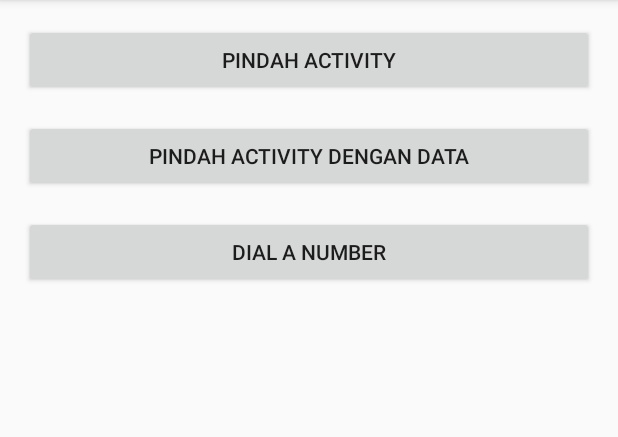
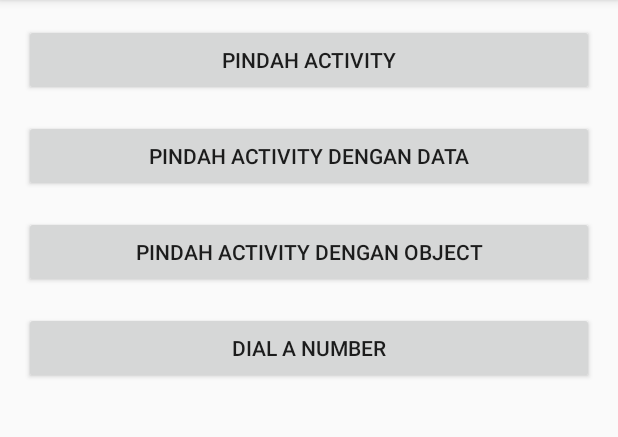
Before and after one commit to badikirwan/MyIntentApp, an Android app: the screen it shows after launch (MainActivity), on a phone screen of 412 x 824 dp, the part 84-521 px from its top. Run offline under Robolectric (Android 15) with nearby library versions, the phone set to English and light mode, and no system bars.

Commit message:
Initial commit

```diff
--- a/app/src/main/AndroidManifest.xml
+++ b/app/src/main/AndroidManifest.xml
@@ -17,7 +17,8 @@
             </intent-filter>
         </activity>
         <activity android:name=".MoveActivity" />
-        <activity android:name=".MoveWithDataActivity"></activity>
+        <activity android:name=".MoveWithDataActivity" />
+        <activity android:name=".MoveWithObjectActivity"></activity>
     </application>
 
 </manifest>
--- a/app/src/main/res/layout/activity_main.xml
+++ b/app/src/main/res/layout/activity_main.xml
@@ -25,6 +25,13 @@
         android:layout_marginBottom="@dimen/activity_vertical_margin"/>
 
     <Button
+        android:id="@+id/btn_move_activity_object"
+        android:layout_width="match_parent"
+        android:layout_height="wrap_content"
+        android:text="@string/pindah_activity_dengan_object"
+        android:layout_marginBottom="@dimen/activity_vertical_margin"/>
+
+    <Button
         android:id="@+id/btn_dial_number"
         android:layout_width="match_parent"
         android:layout_height="wrap_content"
--- a/app/src/main/res/values/strings.xml
+++ b/app/src/main/res/values/strings.xml
@@ -5,4 +5,5 @@
     <string name="pindah_activity_dengan_data">Pindah Activity dengan data</string>
     <string name="data_received">Data Received</string>
     <string name="dial_a_number">Dial a Number</string>
+    <string name="pindah_activity_dengan_object">Pindah Activity dengan Object</string>
 </resources>
```
Also changed, not shown: app/src/main/java/com/badikirwan/dicoding/myintentapp/MainActivity.java (+18 -0 lines).
